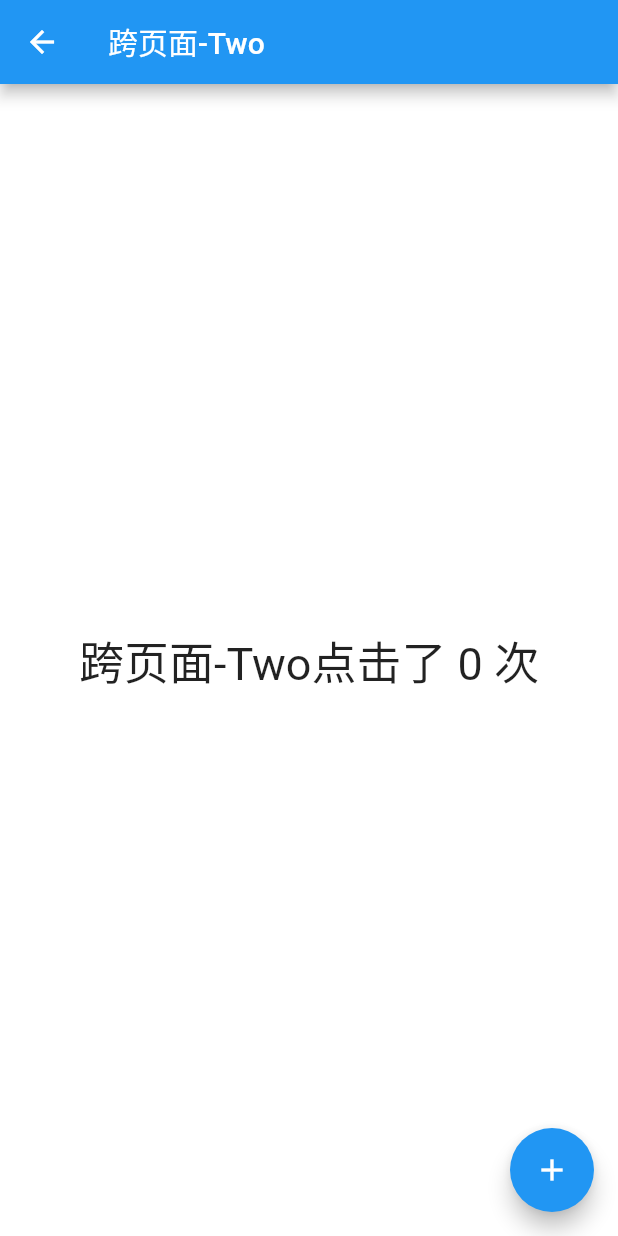
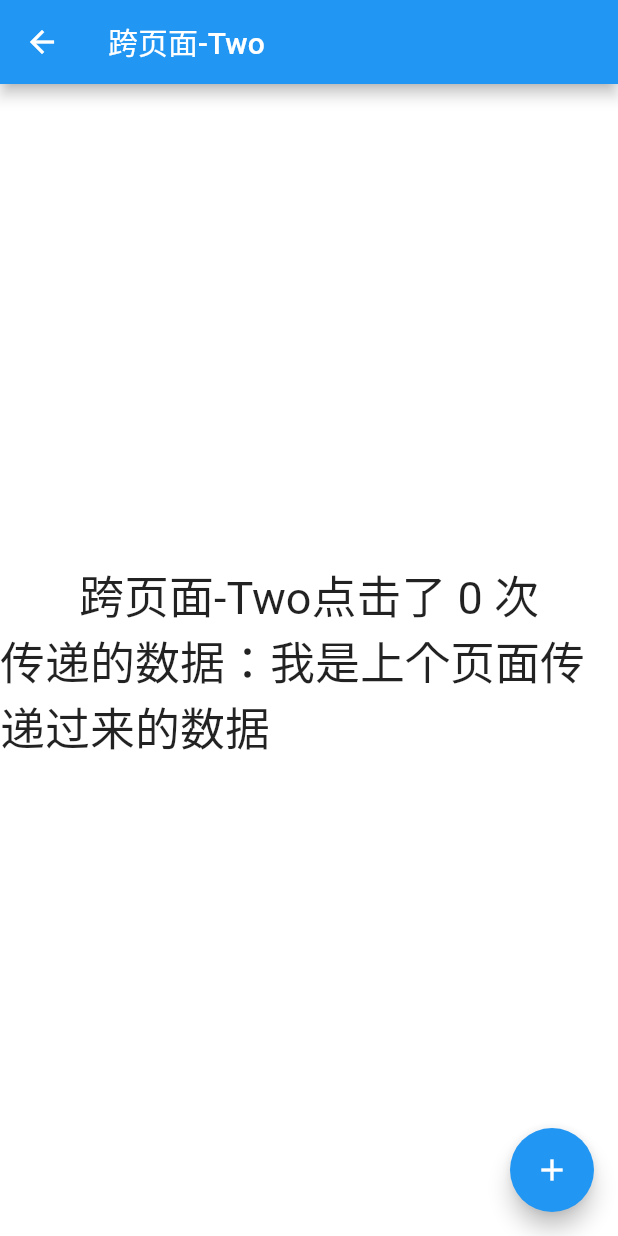
Before and after one commit to xdd666t/flutter_use, a Flutter app: the JumpOnePage screen opened by its route, after a tap on the "arrow forward" icon, on a phone screen of 412 x 824 dp. Run offline on Flutter 3.47's test engine with Material 2 defaults, Android fonts, the phone set to English and light mode, and no system bars; drawn by our look-alikes of flutter_smart_dialog; our stand-ins replace bloc, flutter_bloc, flutter_screenutil, get, keyboard_actions, photo_view and 1 more; missing offline and left inert: flutter_picker, focus_widget, multi_image_picker; network calls fail.

Commit message:
完善getx跨页面范例

```diff
--- a/lib/module/example/getx/jump_page/jump_one/logic.dart
+++ b/lib/module/example/getx/jump_page/jump_one/logic.dart
@@ -1,5 +1,5 @@
+
 import 'package:flutter_use/app/config/route_config.dart';
-import 'package:flutter_use/module/example/getx/jump_page/jump_two/view.dart';
 import 'package:get/get.dart';
 
 class JumpOneLogic extends GetxController {
@@ -7,7 +7,7 @@ class JumpOneLogic extends GetxController {
 
   ///跳转到跨页面
   void toJumpTwo() {
-    Get.toNamed(RouteConfig.jumpTwo);
+    Get.toNamed(RouteConfig.jumpTwo, arguments: {'msg': '我是上个页面传递过来的数据'});
   }
 
   ///跳转到跨页面
--- a/lib/module/example/getx/jump_page/jump_two/logic.dart
+++ b/lib/module/example/getx/jump_page/jump_two/logic.dart
@@ -2,6 +2,15 @@ import 'package:get/get.dart';
 
 class JumpTwoLogic extends GetxController {
   var count = 0.obs;
+  var msg = ''.obs;
+
+  @override
+  void onReady() {
+    var map = Get.arguments;
+    msg.value = map['msg'];
+
+    super.onReady();
+  }
 
   ///跳转到跨页面
   void increase() => count++;
--- a/lib/module/example/getx/jump_page/jump_two/view.dart
+++ b/lib/module/example/getx/jump_page/jump_two/view.dart
@@ -21,10 +21,19 @@ class JumpTwoPage extends StatelessWidget {
         child: const Icon(Icons.add),
       ),
       body: Center(
-        child: Obx(
-          () => Text('跨页面-Two点击了 ${twoLogic.count.value} 次',
-              style: TextStyle(fontSize: 30.0)),
-        ),
+        child: Column(mainAxisSize: MainAxisSize.min, children: [
+          //计数显示
+          Obx(
+            () => Text('跨页面-Two点击了 ${twoLogic.count.value} 次',
+                style: TextStyle(fontSize: 30.0)),
+          ),
+
+          //传递数据
+          Obx(
+            () => Text('传递的数据：${twoLogic.msg.value}',
+                style: TextStyle(fontSize: 30.0)),
+          ),
+        ]),
       ),
     );
   }
```
